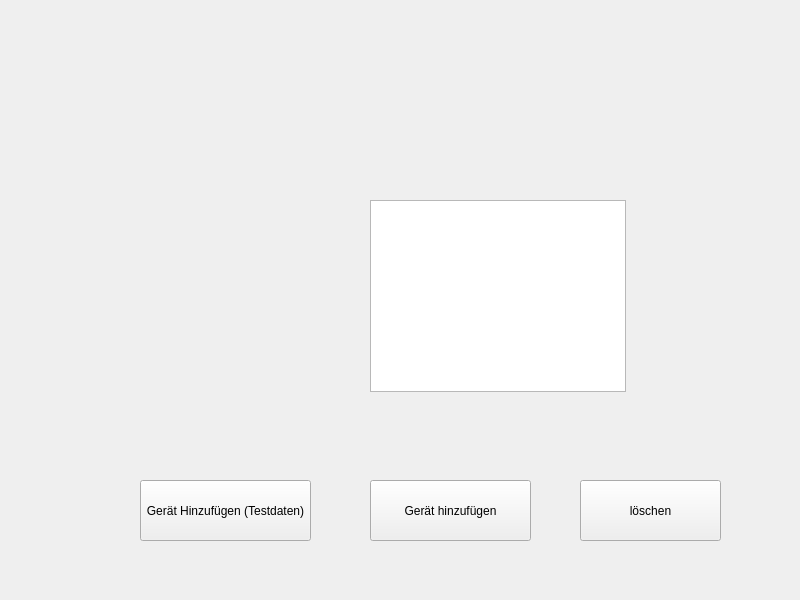
First picture: the form in frmmain.ui, repository FelixRoxx99/BWS-Schulprojekt-LF10-LF11-LF12-2026_Begonnen-14-08-2026, before the edit.
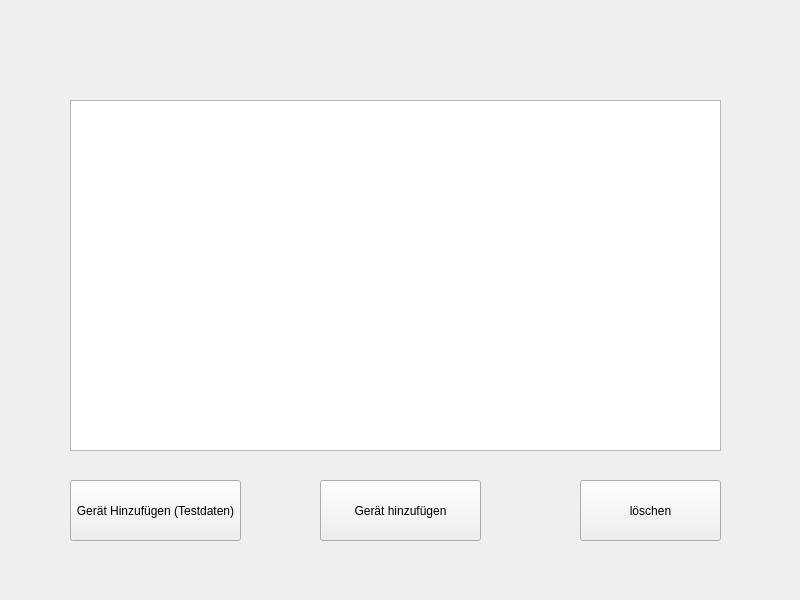
Second picture: the form after the edit.

```diff
--- a/frmmain.ui
+++ b/frmmain.ui
@@ -16,17 +16,17 @@
   <widget class="QTableView" name="tblGeraete">
    <property name="geometry">
     <rect>
-     <x>370</x>
-     <y>200</y>
-     <width>256</width>
-     <height>192</height>
+     <x>70</x>
+     <y>100</y>
+     <width>651</width>
+     <height>351</height>
     </rect>
    </property>
   </widget>
   <widget class="QPushButton" name="btnTestdaten">
    <property name="geometry">
     <rect>
-     <x>140</x>
+     <x>70</x>
      <y>480</y>
      <width>171</width>
      <height>61</height>
@@ -39,7 +39,7 @@
   <widget class="QPushButton" name="btnAddGeraet">
    <property name="geometry">
     <rect>
-     <x>370</x>
+     <x>320</x>
      <y>480</y>
      <width>161</width>
      <height>61</height>
```
